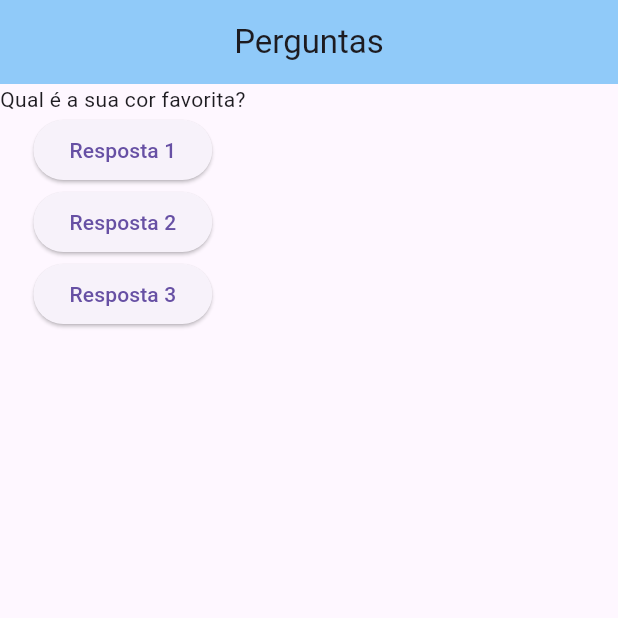
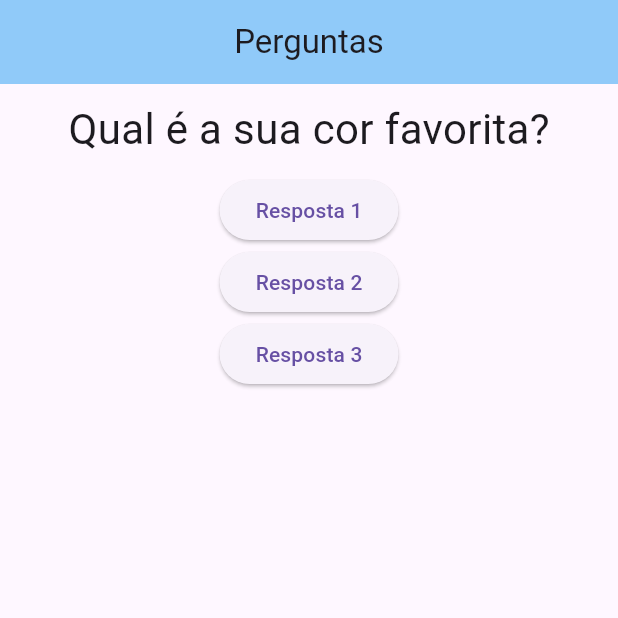
Before and after one commit to gabrielnavas/simple-ask-flutter, a Flutter app: the screen it shows after launch, on a phone screen of 412 x 824 dp, the top half of it. Run offline on Flutter 3.47's test engine with Material 3 defaults, Android fonts, the phone set to English and light mode, and no system bars.

Commit message:
add container with styles on question widget

```diff
--- a/lib/question.dart
+++ b/lib/question.dart
@@ -7,6 +7,13 @@ class Question extends StatelessWidget {
 
   @override
   Widget build(BuildContext context) {
-    return Text(question);
+    return Container(
+      alignment: Alignment.center,
+      margin: EdgeInsets.all(10),
+      child: Text(
+        question,
+        style: TextStyle(fontSize: 28),
+      ),
+    );
   }
 }
```
